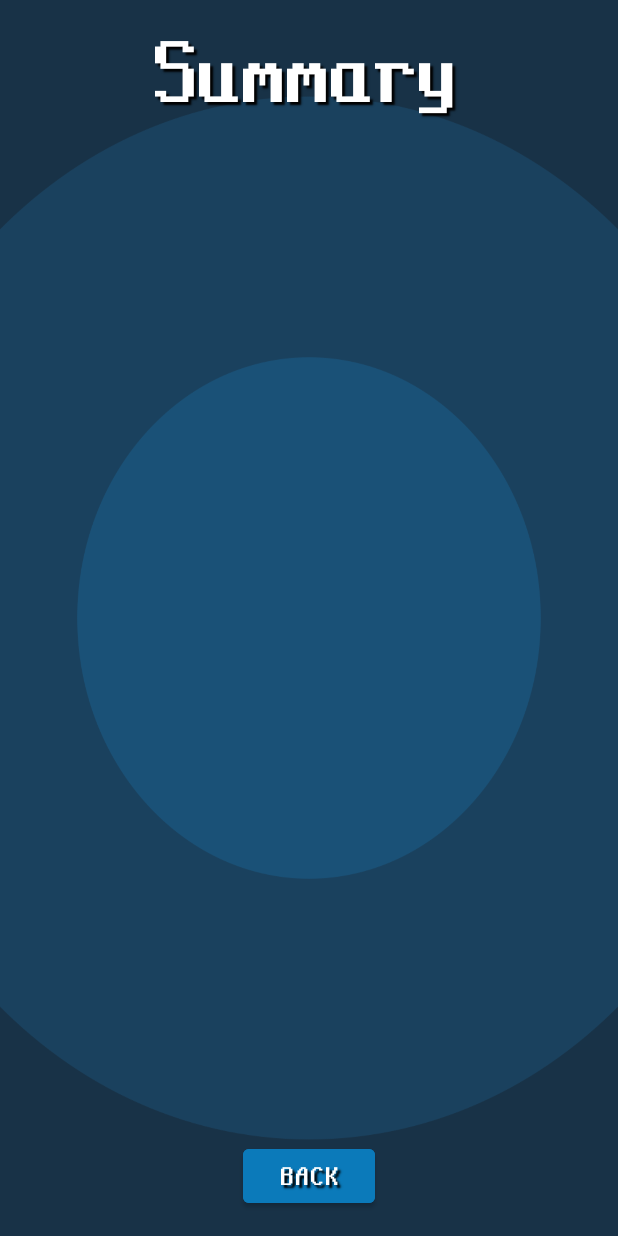
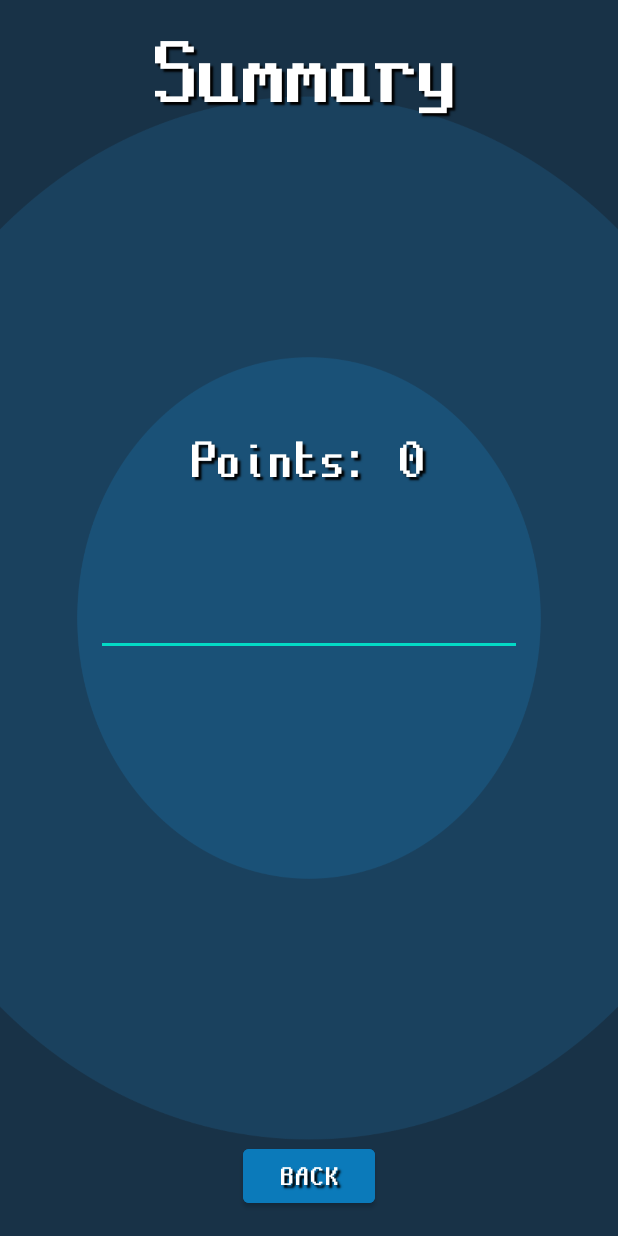
Before and after one commit to MetGang/PAMO-pro, an Android app: the SummaryActivity screen opened directly, with no data from a screen before it, on a phone screen of 412 x 824 dp. Run offline under Robolectric (Android 15) with nearby library versions, the phone set to English and light mode, and no system bars.

Commit message:
Final content update

```diff
--- a/Pamok/app/src/main/assets/leaderboard.json
+++ /dev/null
@@ -1,4 +0,0 @@
-[
-    { "name": "Patryk", "score": 100 },
-    { "name": "Krzysztof", "score": 10 }
-]
--- a/Pamok/app/src/main/java/com/example/pamok/BasicActivity.kt
+++ b/Pamok/app/src/main/java/com/example/pamok/BasicActivity.kt
@@ -22,7 +22,7 @@ open class BasicActivity : AppCompatActivity() {
 
     // Auxiliary function for playing sounds
     fun playSound(resId: Int) {
-        if (!GlobalSettings.muted) {
+        if (!Globals.muted) {
             MediaPlayer.create(this, resId).start()
         }
     }
--- a/Pamok/app/src/main/java/com/example/pamok/GameView.kt
+++ b/Pamok/app/src/main/java/com/example/pamok/GameView.kt
@@ -156,7 +156,7 @@ class GameView(context: Context, fontPaint: Paint, playSound: (Int) -> Unit, han
         targetsList.forEach {
             if (!it.move()) {
                 running = false
-
+                Globals.obtainedPoints = points
                 handleGameOver()
             }
         }
--- a/Pamok/app/src/main/java/com/example/pamok/GlobalSettings.kt
+++ /dev/null
@@ -1,6 +0,0 @@
-package com.example.pamok
-
-object GlobalSettings {
-
-    public var muted: Boolean = false
-}
--- /dev/null
+++ b/Pamok/app/src/main/java/com/example/pamok/Globals.kt
@@ -0,0 +1,7 @@
+package com.example.pamok
+
+object Globals {
+
+    var muted: Boolean = false
+    var obtainedPoints: Int = 0
+}
--- a/Pamok/app/src/main/java/com/example/pamok/LeaderboardActivity.kt
+++ b/Pamok/app/src/main/java/com/example/pamok/LeaderboardActivity.kt
@@ -1,6 +1,7 @@
 package com.example.pamok
 
 import android.annotation.SuppressLint
+import android.content.Context
 import android.os.Bundle
 import android.view.View
 import com.google.gson.Gson
@@ -15,11 +16,14 @@ class LeaderboardActivity : BasicActivity() {
     override fun onCreate(savedInstanceState: Bundle?) {
         super.onCreate(savedInstanceState)
 
+        val prefs = getSharedPreferences("LEADERBOARD", Context.MODE_PRIVATE)
+        val recordsString = prefs.getString("records", "[]")
+
         val gson = Gson()
         val type = object : TypeToken<List<LeaderboardRecord?>?>() {}.type
 
         val rawRecords: List<LeaderboardRecord> = gson.fromJson(
-            intent.getStringExtra("recordsString"),
+            recordsString,
             type
         )
 
--- a/Pamok/app/src/main/java/com/example/pamok/SettingsActivity.kt
+++ b/Pamok/app/src/main/java/com/example/pamok/SettingsActivity.kt
@@ -10,12 +10,12 @@ class SettingsActivity : BasicActivity() {
 
         setContentView(R.layout.activity_settings)
 
-        mute_switch.isChecked = GlobalSettings.muted
+        mute_switch.isChecked = Globals.muted
 
         mute_switch.setOnCheckedChangeListener { _, isChecked ->
             playSound(R.raw.switch_click)
 
-            GlobalSettings.muted = isChecked
+            Globals.muted = isChecked
         }
     }
 
--- a/Pamok/app/src/main/res/layout/activity_summary.xml
+++ b/Pamok/app/src/main/res/layout/activity_summary.xml
@@ -17,6 +17,25 @@
         android:textSize="48sp"
         android:padding="16dp" />
 
+    <TextView
+        android:id="@+id/points_view"
+        android:layout_width="match_parent"
+        android:layout_height="wrap_content"
+        android:gravity="center_horizontal"
+        android:layout_centerInParent="true"
+        android:layout_above="@+id/edit_text"
+        android:textColor="@color/white"
+        android:textSize="28sp" />
+
+    <EditText
+        android:id="@+id/edit_text"
+        android:layout_width="match_parent"
+        android:layout_height="wrap_content"
+        android:layout_centerInParent="true"
+        android:layout_margin="64dp"
+        android:textColor="@color/white"
+        android:textSize="24sp" />
+
     <Button
         android:id="@+id/back_btn"
         android:layout_width="wrap_content"
```
Also changed, not shown: Pamok/app/src/main/java/com/example/pamok/MainActivity.kt (+2 -6 lines), Pamok/app/src/main/java/com/example/pamok/SummaryActivity.kt (+25 -0 lines).
